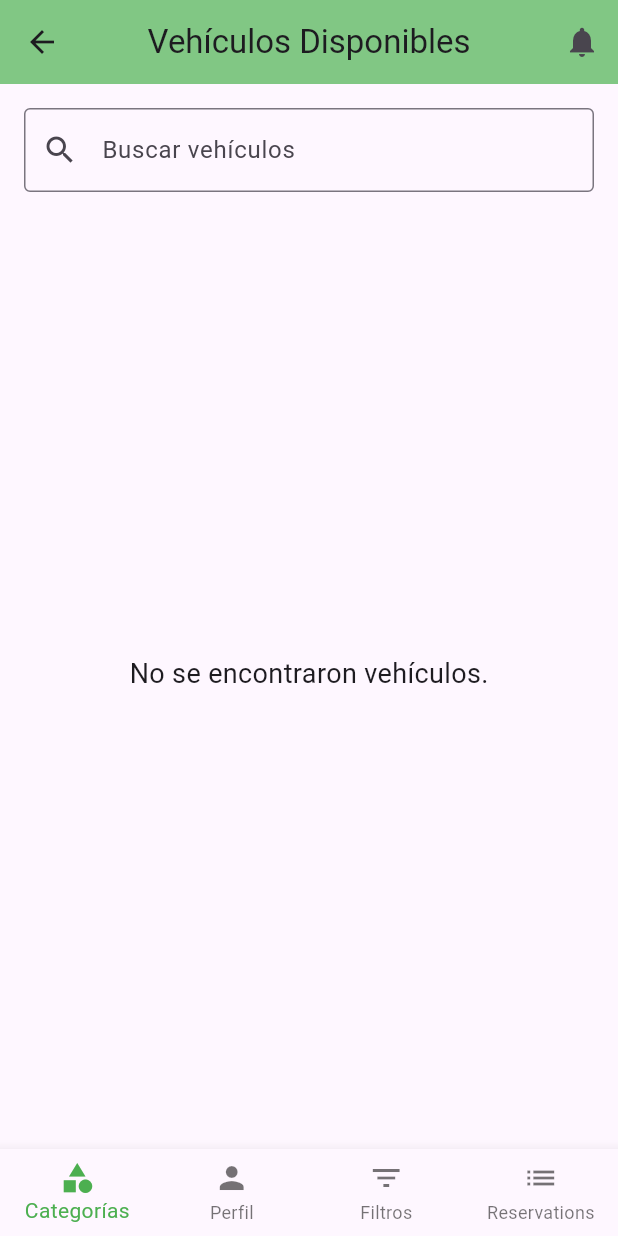
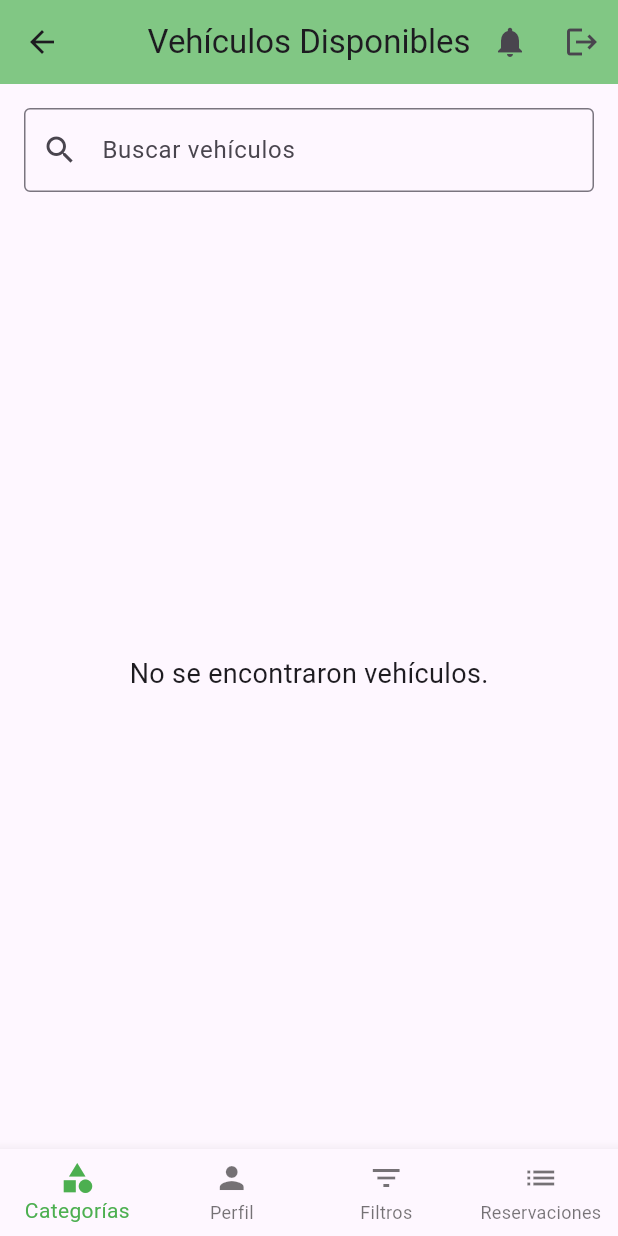
Before and after one commit to Ruedarent-AplicacionesMoviles/front-ruedarent-flutter, a Flutter app: the RentadorVehiclesPage screen opened by its route, on a phone screen of 412 x 824 dp. Run offline on Flutter 3.47's test engine with Material 3 defaults, Android fonts, the phone set to English and light mode, and no system bars; our stand-ins replace flutter_bloc, rxdart, sqflite; accounts and stored records are empty.

Commit message:
feat: implement logout functionality and improve session handling
- Added logout option in RentadorVehiclesPage to allow users to easily sign out.
- Updated navigation to redirect users to the login page upon logout.
- Enhanced session management to ensure user data is cleared on logout.

```diff
--- a/lib/src/presentation/pages/renter/RentadorVehiclesPage.dart
+++ b/lib/src/presentation/pages/renter/RentadorVehiclesPage.dart
@@ -56,6 +56,12 @@ class _RentadorVehiclesPageState extends State<RentadorVehiclesPage> {
     }
   }
 
+  // Método para desloguearse
+  void _logout() {
+    // Aquí puedes limpiar cualquier estado de sesión, si estás usando Provider o SharedPreferences
+    Navigator.pushReplacementNamed(context, '/login');
+  }
+
   // Manejar la navegación al cambiar de índice en la barra de navegación
   void _onItemTapped(int index) {
     setState(() {
@@ -77,9 +83,9 @@ class _RentadorVehiclesPageState extends State<RentadorVehiclesPage> {
       // Navegar a la página de filtros
         _navigateToFilters();
         break;
-        case 3: // Aquí se agrega el caso para "Reservations"
-      Navigator.pushNamed(context, '/reservations');
-      break;
+      case 3: // Aquí se agrega el caso para "Reservations"
+        Navigator.pushNamed(context, '/reservations');
+        break;
     }
   }
 
@@ -101,6 +107,10 @@ class _RentadorVehiclesPageState extends State<RentadorVehiclesPage> {
             onPressed: () {
               Navigator.pushNamed(context, '/notifications'); // Redirige a la página de notificaciones
             },
+          ),
+          IconButton(
+            icon: const Icon(Icons.logout), // Icono de logout
+            onPressed: _logout, // Llamar al método de logout
           ),
         ],
       ),
@@ -209,8 +219,8 @@ class _RentadorVehiclesPageState extends State<RentadorVehiclesPage> {
             label: 'Filtros',
           ),
           BottomNavigationBarItem(
-              icon: Icon(Icons.list),
-          label: 'Reservations',
+            icon: Icon(Icons.list),
+            label: 'Reservaciones',
           )
         ],
         currentIndex: _selectedIndex,
```
